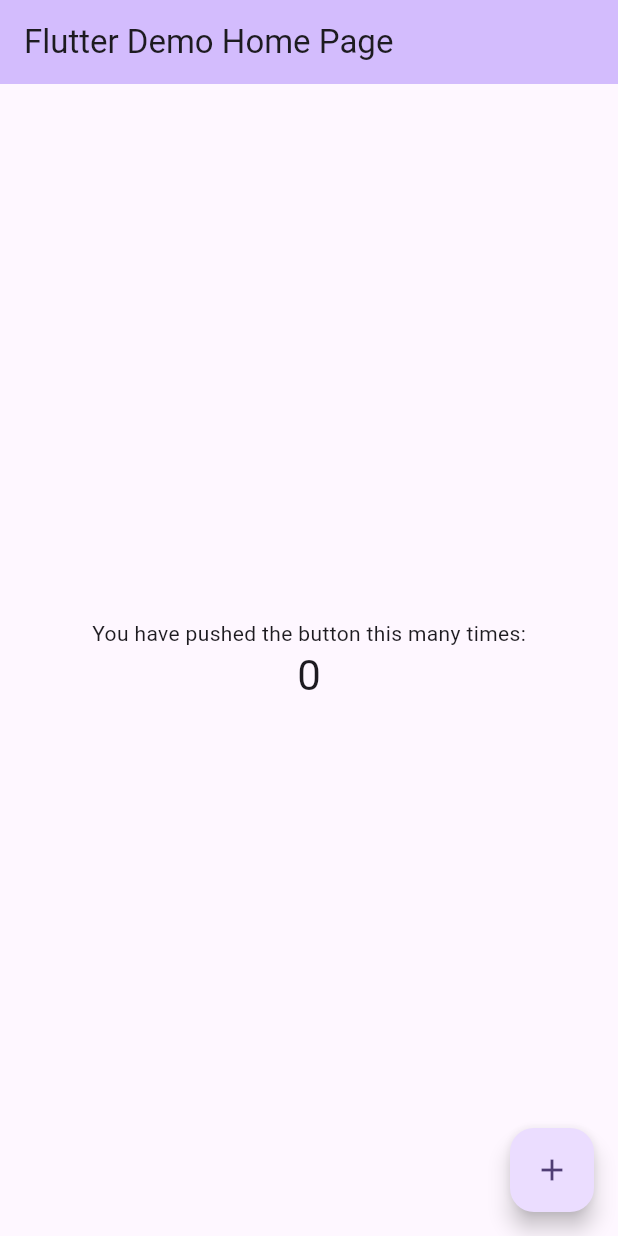
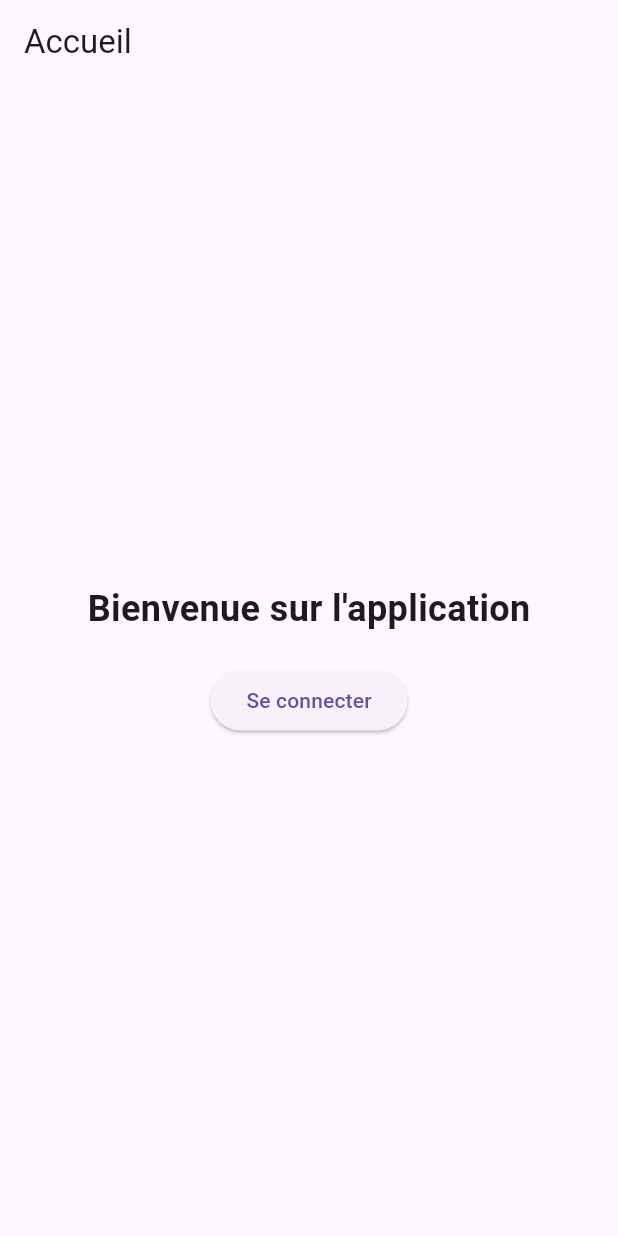
Before and after one commit to Danielle225/bootcamp_flutter, a Flutter app: the screen it shows after launch, on a phone screen of 412 x 824 dp. Run offline on Flutter 3.47's test engine with Material 3 defaults, Android fonts, the phone set to English and light mode, and no system bars.

Commit message:
screen home and login

```diff
--- a/flutter_application_1/lib/main.dart
+++ b/flutter_application_1/lib/main.dart
@@ -1,4 +1,5 @@
 import 'package:flutter/material.dart';
+import 'screens/home_screen.dart';
 
 void main() {
   runApp(const MyApp());
@@ -7,119 +8,14 @@ void main() {
 class MyApp extends StatelessWidget {
   const MyApp({super.key});
 
-  // This widget is the root of your application.
   @override
   Widget build(BuildContext context) {
     return MaterialApp(
-      title: 'Flutter Demo',
+      title: 'Auth App',
       theme: ThemeData(
-        // This is the theme of your application.
-        //
-        // TRY THIS: Try running your application with "flutter run". You'll see
-        // the application has a purple toolbar. Then, without quitting the app,
-        // try changing the seedColor in the colorScheme below to Colors.green
-        // and then invoke "hot reload" (save your changes or press the "hot
-        // reload" button in a Flutter-supported IDE, or press "r" if you used
-        // the command line to start the app).
-        //
-        // Notice that the counter didn't reset back to zero; the application
-        // state is not lost during the reload. To reset the state, use hot
-        // restart instead.
-        //
-        // This works for code too, not just values: Most code changes can be
-        // tested with just a hot reload.
-        colorScheme: ColorScheme.fromSeed(seedColor: Colors.deepPurple),
-        useMaterial3: true,
+        primarySwatch: Colors.blue,
       ),
-      home: const MyHomePage(title: 'Flutter Demo Home Page'),
+      home: HomeScreen(),  // Lancement sur l'écran d'accueil
     );
   }
 }
-
-class MyHomePage extends StatefulWidget {
-  const MyHomePage({super.key, required this.title});
-
-  // This widget is the home page of your application. It is stateful, meaning
-  // that it has a State object (defined below) that contains fields that affect
-  // how it looks.
-
-  // This class is the configuration for the state. It holds the values (in this
-  // case the title) provided by the parent (in this case the App widget) and
-  // used by the build method of the State. Fields in a Widget subclass are
-  // always marked "final".
-
-  final String title;
-
-  @override
-  State<MyHomePage> createState() => _MyHomePageState();
-}
-
-class _MyHomePageState extends State<MyHomePage> {
-  int _counter = 0;
-
-  void _incrementCounter() {
-    setState(() {
-      // This call to setState tells the Flutter framework that something has
-      // changed in this State, which causes it to rerun the build method below
-      // so that the display can reflect the updated values. If we changed
-      // _counter without calling setState(), then the build method would not be
-      // called again, and so nothing would appear to happen.
-      _counter++;
-    });
-  }
-
-  @override
-  Widget build(BuildContext context) {
-    // This method is rerun every time setState is called, for instance as done
-    // by the _incrementCounter method above.
-    //
-    // The Flutter framework has been optimized to make rerunning build methods
-    // fast, so that you can just rebuild anything that needs updating rather
-    // than having to individually change instances of widgets.
-    return Scaffold(
-      appBar: AppBar(
-        // TRY THIS: Try changing the color here to a specific color (to
-        // Colors.amber, perhaps?) and trigger a hot reload to see the AppBar
-        // change color while the other colors stay the same.
-        backgroundColor: Theme.of(context).colorScheme.inversePrimary,
-        // Here we take the value from the MyHomePage object that was created by
-        // the App.build method, and use it to set our appbar title.
-        title: Text(widget.title),
-      ),
-      body: Center(
-        // Center is a layout widget. It takes a single child and positions it
-        // in the middle of the parent.
-        child: Column(
-          // Column is also a layout widget. It takes a list of children and
-          // arranges them vertically. By default, it sizes itself to fit its
-          // children horizontally, and tries to be as tall as its parent.
-          //
-          // Column has various properties to control how it sizes itself and
-          // how it positions its children. Here we use mainAxisAlignment to
-          // center the children vertically; the main axis here is the vertical
-          // axis because Columns are vertical (the cross axis would be
-          // horizontal).
-          //
-          // TRY THIS: Invoke "debug painting" (choose the "Toggle Debug Paint"
-          // action in the IDE, or press "p" in the console), to see the
-          // wireframe for each widget.
-          mainAxisAlignment: MainAxisAlignment.center,
-          children: <Widget>[
-            const Text(
-              'You have pushed the button this many times:',
-            ),
-            Text(
-              '$_counter',
-              style: Theme.of(context).textTheme.headlineMedium,
-            ),
-          ],
-        ),
-      ),
-      floatingActionButton: FloatingActionButton(
-        onPressed: _incrementCounter,
-        tooltip: 'Increment',
-        child: const Icon(Icons.add),
-      ), // This trailing comma makes auto-formatting nicer for build methods.
-    );
-  }
-}
--- /dev/null
+++ b/flutter_application_1/lib/screens/home_screen.dart
@@ -0,0 +1,35 @@
+import 'package:flutter/material.dart';
+import 'login_screen.dart';  // Import de l'écran de connexion
+
+class HomeScreen extends StatelessWidget {
+  @override
+  Widget build(BuildContext context) {
+    return Scaffold(
+      appBar: AppBar(
+        title: Text('Accueil'),
+      ),
+      body: Center(
+        child: Column(
+          mainAxisAlignment: MainAxisAlignment.center,
+          children: [
+            Text(
+              'Bienvenue sur l\'application',
+              style: TextStyle(fontSize: 24, fontWeight: FontWeight.bold),
+            ),
+            SizedBox(height: 20),
+            ElevatedButton(
+              onPressed: () {
+                // Redirige vers l'écran de connexion
+                Navigator.push(
+                  context,
+                  MaterialPageRoute(builder: (context) => LoginScreen()),
+                );
+              },
+              child: Text('Se connecter'),
+            ),
+          ],
+        ),
+      ),
+    );
+  }
+}
```
Also changed, not shown: flutter_application_1/lib/screens/login_screen.dart (added, +82 -0 lines), flutter_application_1/lib/screens/profile_creen.dart (added, +77 -0 lines), flutter_application_1/lib/screens/profile_screen.dart (added, +77 -0 lines), flutter_application_1/lib/widgets/social_login_buttons.dart (added, +26 -0 lines).
